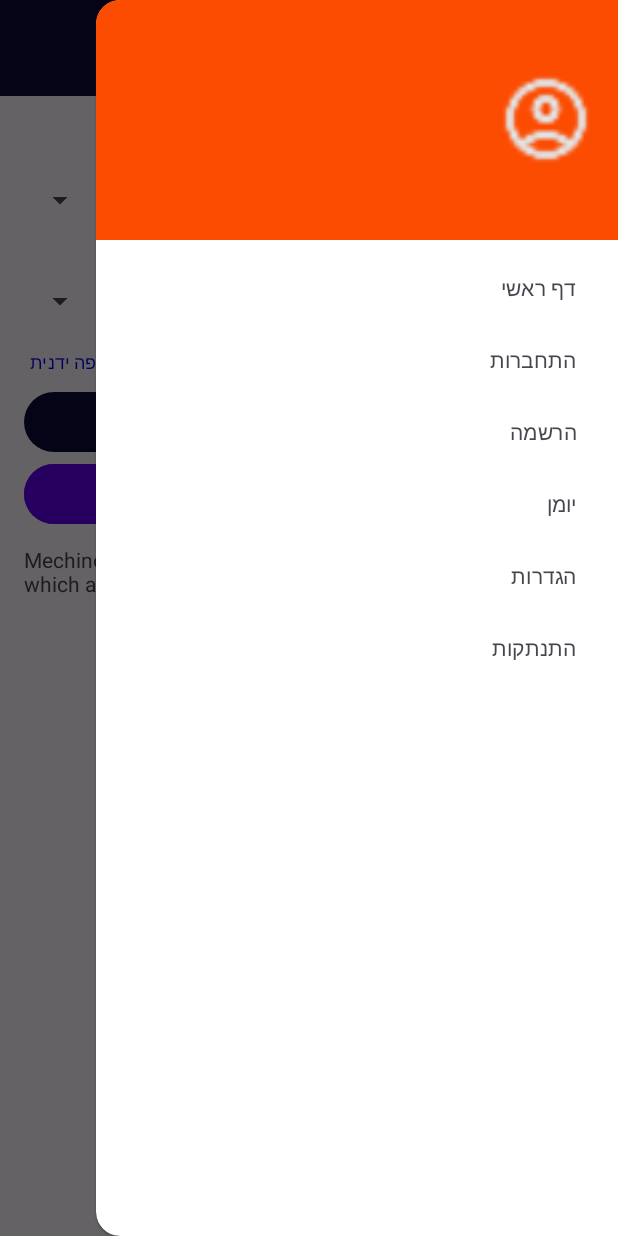
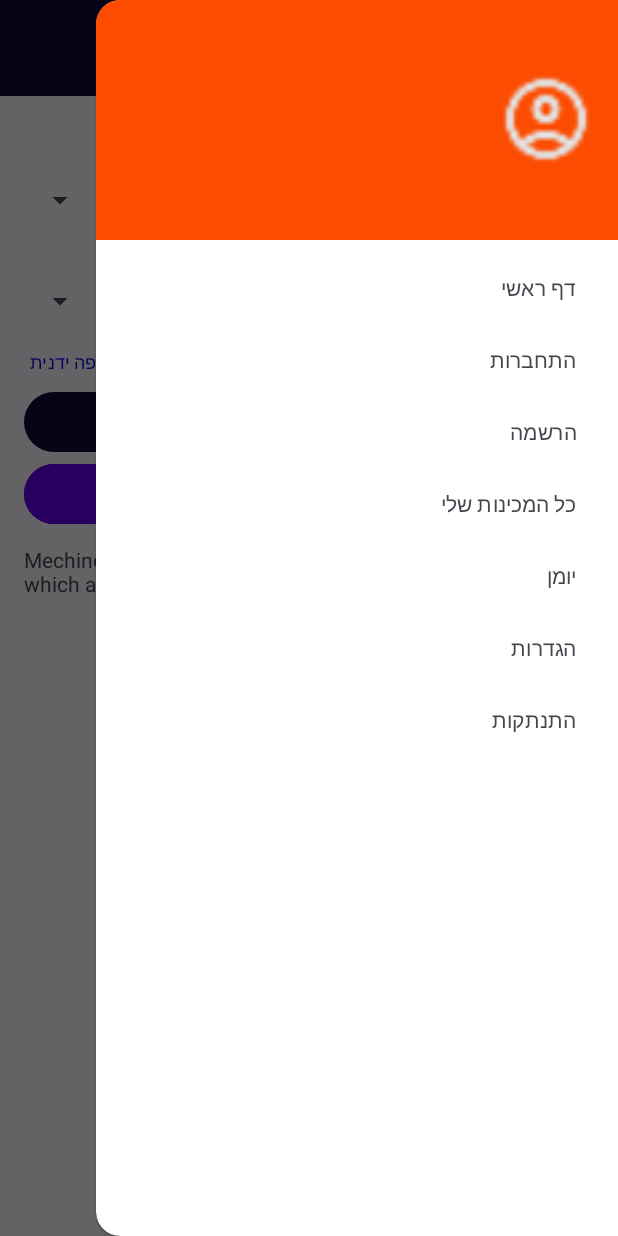
Before and after one commit to sagieCO/MyFirstApplication, an Android app: the CreateMechinaActivity screen opened directly, with no data from a screen before it, with the side drawer open, on a phone screen of 412 x 824 dp. Run offline under Robolectric (Android 15) with nearby library versions, the light colour scheme and no system bars; our stand-ins replace CircleImageView, Firebase (no records; nobody signed in at launch, a user with empty details on screens opened directly).

Commit message:
full map ,json+FireBase

```diff
--- a/app/src/main/AndroidManifest.xml
+++ b/app/src/main/AndroidManifest.xml
@@ -16,6 +16,9 @@
         android:supportsRtl="true"
         android:theme="@style/Theme.MyFirstApplication"
         tools:targetApi="31">
+        <activity
+            android:name=".Activities.FullMapActivity"
+            android:exported="false" />
         <activity
             android:name=".Activities.SettingsActivity"
             android:exported="false" />
--- a/app/src/main/java/com/sagie/myfirstapplication/Activities/BaseActivity.java
+++ b/app/src/main/java/com/sagie/myfirstapplication/Activities/BaseActivity.java
@@ -71,7 +71,11 @@ public class BaseActivity extends AppCompatActivity {
                 startActivity(new Intent(this, LoginActivity.class));
             } else if (id == R.id.btnRegister) {
                 startActivity(new Intent(this, RegisterActivity.class));
-            } else if (id == R.id.btnSetting) {
+            }
+            else if(id == R.id.btnFullMap){
+                startActivity(new Intent(this, FullMapActivity.class));
+            }
+            else if (id == R.id.btnSetting) {
                 startActivity(new Intent(this, SettingsActivity.class));
             } else if (id == R.id.btnLogout) {
                 FirebaseAuth.getInstance().signOut();
--- a/app/src/main/java/com/sagie/myfirstapplication/Activities/CreateMechinaActivity.java
+++ b/app/src/main/java/com/sagie/myfirstapplication/Activities/CreateMechinaActivity.java
@@ -13,6 +13,8 @@ import android.widget.EditText;
 import android.widget.LinearLayout;
 import android.widget.Spinner;
 import android.widget.Toast;
+
+import androidx.annotation.NonNull;
 
 import com.google.android.gms.maps.CameraUpdateFactory;
 import com.google.android.gms.maps.GoogleMap;
@@ -41,7 +43,7 @@ import java.util.Locale;
 public class CreateMechinaActivity extends BaseActivity {
 
     private EditText etMechinaName, etBranch, etAddress;
-    private Button btnPickDate, btnSave;
+    private Button btnPickDate, btnSave,btnDialog;
     private String selectedDate = "";
     private GoogleMap mMap;
     private Spinner spMechinot, spBranches;
@@ -65,7 +67,7 @@ public class CreateMechinaActivity extends BaseActivity {
         etMechinaName = findViewById(R.id.etMechinaName);
         etBranch = findViewById(R.id.etBranch);
         etAddress = findViewById(R.id.etAddress);
-
+        btnDialog = findViewById(R.id.btnManualEntry);
         // הגדרת כיווניות עברית לשדות הראשיים
         etMechinaName.setTextDirection(View.TEXT_DIRECTION_RTL);
         etBranch.setTextDirection(View.TEXT_DIRECTION_RTL);
@@ -76,6 +78,7 @@ public class CreateMechinaActivity extends BaseActivity {
 
         btnPickDate = findViewById(R.id.btnPickDate);
         btnSave = findViewById(R.id.btnSave);
+
     }
 
     private void initMap() {
@@ -86,29 +89,78 @@ public class CreateMechinaActivity extends BaseActivity {
         }
     }
 
+    private List<MechinaEvent> allMechinotEvents = new ArrayList<>();
     private void setupSpinner() {
-        List<String> mechinaNames = new ArrayList<>();
+        allMechinotEvents.clear(); // ניקוי הרשימה לפני טעינה
+
+        // 1. שלב ראשון: טעינה מה-JSON
         try {
             String jsonString = loadJSONFromAsset();
-            if (jsonString == null) return;
-
+            if (jsonString != null) {
                 JSONObject root = new JSONObject(jsonString);
                 JSONArray mechinotArray = root.getJSONArray("mechinot");
 
                 for (int i = 0; i < mechinotArray.length(); i++) {
-                mechinaNames.add(mechinotArray.getJSONObject(i).getString("name"));
+                    JSONObject obj = mechinotArray.getJSONObject(i);
+                    // יוצרים אובייקט זמני עבור ה-Spinner (שם בלבד)
+                    MechinaEvent m = new MechinaEvent();
+                    m.setName(obj.getString("name"));
+                    // כאן ב-JSON יש מערך של שלוחות, אז נשמור רק את השם לצורך ה-Spinner הראשי
+                    allMechinotEvents.add(m);
+                }
+            }
+        } catch (Exception e) {
+            Log.e("JSON_ERROR", "Error loading JSON", e);
         }
 
-            ArrayAdapter<String> adapter = new ArrayAdapter<>(this,
-                    android.R.layout.simple_spinner_item, mechinaNames);
+        // 2. שלב שני: טעינה מה-Firebase (המכינות הידניות)
+        loadManualMechinotFromFirebase();
+    }
+    private void loadManualMechinotFromFirebase() {
+        // מאזין לענף mechinot ב-Firebase
+        FBRef.mechinotRef.addValueEventListener(new com.google.firebase.database.ValueEventListener() {
+            @Override
+            public void onDataChange(@NonNull com.google.firebase.database.DataSnapshot snapshot) {
+                // כדי למנוע כפילויות בכל פעם שהנתונים משתנים, ננקה את מה שהוספנו מה-Firebase
+                // (הדרך הפשוטה ביותר היא לרענן את כל הרשימה מחדש או לבצע ניהול רשימות)
+
+                // נשמור רק את אלו מה-JSON כבסיס
+                int jsonSize = getJSONMechinotCount();
+                if (allMechinotEvents.size() > jsonSize) {
+                    allMechinotEvents.subList(jsonSize, allMechinotEvents.size()).clear();
+                }
+
+                for (com.google.firebase.database.DataSnapshot ds : snapshot.getChildren()) {
+                    MechinaEvent manualMechina = ds.getValue(MechinaEvent.class);
+                    if (manualMechina != null) {
+                        allMechinotEvents.add(manualMechina);
+                    }
+                }
+
+                // עדכון ה-Adapter של ה-Spinner
+                updateMainSpinnerAdapter();
+            }
+            private void updateMainSpinnerAdapter() {
+                List<String> displayNames = new ArrayList<>();
+                for (MechinaEvent m : allMechinotEvents) {
+                    displayNames.add(m.getName());
+                }
+
+                ArrayAdapter<String> adapter = new ArrayAdapter<>(CreateMechinaActivity.this, android.R.layout.simple_spinner_item, displayNames);
                 adapter.setDropDownViewResource(android.R.layout.simple_spinner_dropdown_item);
                 spMechinot.setAdapter(adapter);
-
-        } catch (Exception e) {
-            Log.e("JSON_ERROR", "Error loading mechinot", e);
             }
-
-        findViewById(R.id.btnManualEntry).setOnClickListener(v -> showManualEntryDialog());
+            private int getJSONMechinotCount() {
+                try {
+                    JSONObject root = new JSONObject(loadJSONFromAsset());
+                    return root.getJSONArray("mechinot").length();
+                } catch (Exception e) { return 0; }
+            }
+            @Override
+            public void onCancelled(@NonNull com.google.firebase.database.DatabaseError error) {
+                Log.e("FIREBASE_ERROR", error.getMessage());
+            }
+        });
     }
 
     private void setupListeners() {
@@ -129,60 +181,88 @@ public class CreateMechinaActivity extends BaseActivity {
             @Override
             public void onNothingSelected(AdapterView<?> parent) {}
         });
+        btnDialog.setOnClickListener(new View.OnClickListener() {
+            @Override
+            public void onClick(View v) {
+                showManualEntryDialog();
+            }
+        });
 
         btnPickDate.setOnClickListener(v -> showDatePicker());
         btnSave.setOnClickListener(v -> saveEventToFirebase());
     }
 
     private void loadBranchesForMechina(int mechinaPos) {
+        if (mechinaPos >= allMechinotEvents.size()) return;
+
+        int jsonSize = getJSONMechinotCount();
+        List<String> branchNames = new ArrayList<>();
+
+        if (mechinaPos < jsonSize) {
+            // מקרה א': המכינה מגיעה מה-JSON - טוענים את כל השלוחות שלה מהקובץ
             try {
                 JSONObject root = new JSONObject(loadJSONFromAsset());
                 JSONArray branchesArray = root.getJSONArray("mechinot")
                         .getJSONObject(mechinaPos)
                         .getJSONArray("branches");
 
-            List<String> branchNames = new ArrayList<>();
                 for (int i = 0; i < branchesArray.length(); i++) {
                     branchNames.add(branchesArray.getJSONObject(i).getString("branchName"));
+                }
+            } catch (Exception e) { e.printStackTrace(); }
+        } else {
+            // מקרה ב': המכינה מ-Firebase - היא בעצמה מייצגת שלוחה ספציפית
+            MechinaEvent selectedMechina = allMechinotEvents.get(mechinaPos);
+            String branchName = selectedMechina.getBranch();
+
+            if (branchName == null || branchName.isEmpty()) {
+                branchNames.add("שלוחה ראשית"); // ברירת מחדל אם לא הוזן שם שלוחה
+            } else {
+                branchNames.add(branchName);
+            }
         }
 
         ArrayAdapter<String> adapter = new ArrayAdapter<>(this,
                 android.R.layout.simple_spinner_item, branchNames);
         adapter.setDropDownViewResource(android.R.layout.simple_spinner_dropdown_item);
         spBranches.setAdapter(adapter);
+    }
+    private void updateUIFromSelectedBranch(int mechinaPos, int branchPos) {
+        int jsonSize = getJSONMechinotCount();
 
-        } catch (Exception e) {
-            e.printStackTrace();
+        if (mechinaPos < jsonSize) {
+            // נתונים מה-JSON (הקוד הקיים שלך)
+            try {
+                JSONObject root = new JSONObject(loadJSONFromAsset());
+                JSONObject mechinaObj = root.getJSONArray("mechinot").getJSONObject(mechinaPos);
+                JSONObject branchObj = mechinaObj.getJSONArray("branches").getJSONObject(branchPos);
+
+                etMechinaName.setText(mechinaObj.getString("name"));
+                etBranch.setText(branchObj.getString("branchName"));
+                etAddress.setText(branchObj.getString("location"));
+
+                showLocationOnMap(new GeoPoint(branchObj.getDouble("lat"), branchObj.getDouble("lng")));
+            } catch (Exception e) { Log.e("MAP_UPDATE", "Error", e); }
+        } else {
+            // נתונים מ-Firebase
+            MechinaEvent selected = allMechinotEvents.get(mechinaPos);
+            etMechinaName.setText(selected.getName());
+            etBranch.setText(selected.getBranch());
+            etAddress.setText(selected.getAddress());
+
+            showLocationOnMap(new GeoPoint(selected.getLat(), selected.getLng()));
         }
     }
-
-    private void updateUIFromSelectedBranch(int mechinaPos, int branchPos) {
+    private int getJSONMechinotCount() {
         try {
-            String jsonString = loadJSONFromAsset();
-            JSONObject root = new JSONObject(jsonString);
-            JSONArray mechinotArray = root.getJSONArray("mechinot");
-
-            JSONObject mechina = mechinotArray.getJSONObject(mechinaPos);
-            JSONObject branch = mechina.getJSONArray("branches").getJSONObject(branchPos);
-
-            String address = branch.getString("location");
-            String bName = branch.getString("branchName");
-            String mName = mechina.getString("name");
-
-            etAddress.setText(address);
-            etBranch.setText(bName);
-            etMechinaName.setText(mName);
-
-            double lat = branch.getDouble("lat");
-            double lng = branch.getDouble("lng");
-
-            showLocationOnMap(new GeoPoint(lat, lng));
-
+            String json = loadJSONFromAsset();
+            if (json == null) return 0;
+            JSONObject root = new JSONObject(json);
+            return root.getJSONArray("mechinot").length();
         } catch (Exception e) {
-            Log.e("MAP_UPDATE", "Error updating map", e);
+            return 0;
         }
     }
-
     private void showLocationOnMap(GeoPoint geoPoint) {
         if (mMap == null || geoPoint == null || !geoPoint.isValid()) return;
         LatLng location = new LatLng(geoPoint.latitude, geoPoint.longitude);
@@ -334,20 +414,17 @@ public class CreateMechinaActivity extends BaseActivity {
                 .show();
     }
 
-    /**
-     * פונקציה לשמירת מכינה ידנית תחת ענף mechinot נפרד
-     */
+
     private void saveManualEventToFirebase(String name, String branch, String address, GeoPoint point) {
-        String uniqueKey = FBRef.mechinotRef.getKey();
+        DatabaseReference newMechinaRef = FBRef.mechinotRef.push();
+        String uniqueKey = newMechinaRef.getKey();
 
-        // יצירת אובייקט המכינה
-        MechinaEvent event = new MechinaEvent(uniqueKey, name, branch, selectedDate, address, point.latitude, point.longitude);
+        MechinaEvent event = new MechinaEvent(uniqueKey, name, branch, "", address, point.latitude, point.longitude);
 
         if (uniqueKey != null) {
-            FBRef.mechinotRef.child(uniqueKey).setValue(event)
+            newMechinaRef.setValue(event)
                     .addOnSuccessListener(aVoid -> {
-                        Toast.makeText(CreateMechinaActivity.this, "המכינה נוספה לקטגוריית mechinot בהצלחה!", Toast.LENGTH_SHORT).show();
-                        finish();
+                        Toast.makeText(CreateMechinaActivity.this, "המכינה נוספה למאגר הכללי בהצלחה!", Toast.LENGTH_SHORT).show();
                     })
                     .addOnFailureListener(e -> {
                         Toast.makeText(CreateMechinaActivity.this, "שגיאה בשמירה: " + e.getMessage(), Toast.LENGTH_SHORT).show();
--- a/app/src/main/java/com/sagie/myfirstapplication/MechinaEvent.java
+++ b/app/src/main/java/com/sagie/myfirstapplication/MechinaEvent.java
@@ -1,20 +1,17 @@
 package com.sagie.myfirstapplication;
 
+public class MechinaEvent {
+    public String eventId;
+    public String mechinaName; // אנחנו שומרים על השם הזה כפי שביקשת
+    public String branch;
+    public String date;
+    public String address;
+    public double lat;
+    public double lng;
 
-public class MechinaEvent {
-    public String eventId;     // מזהה ייחודי מ-Firebase
-    public String mechinaName; // שם המכינה
-    public String branch;      // שלוחה
-    public String date;        // תאריך המיון (בפורמט DD/MM/YYYY)
-    public String address;     // כתובת
-    public double lat;         // קווי רוחב למפה
-    public double lng;         // קווי אורך למפה
-
-    // קונסטרקטור ריק - חובה עבור Firebase כדי להמיר JSON לאובייקט Java
     public MechinaEvent() {
     }
 
-    // קונסטרקטור מלא ליצירת אירוע חדש בקוד
     public MechinaEvent(String eventId, String mechinaName, String branch, String date, String address, double lat, double lng) {
         this.eventId = eventId;
         this.mechinaName = mechinaName;
@@ -25,7 +22,26 @@ public class MechinaEvent {
         this.lng = lng;
     }
 
-    // מתודות עזר (אופציונליות) לעדכון ידני של מיקום
+    // --- אלו הפונקציות שחסרו לך כדי שה-Activity יעבוד ---
+
+    // כשמישהו קורא ל-getName, הוא יקבל את mechinaName
+    public String getName() {
+        return mechinaName;
+    }
+    public double getLat(){
+        return this.lat;
+    }
+
+    public double getLng() {
+        return this.lng;
+    }
+
+    // כשמישהו קורא ל-setName, זה יעדכן את mechinaName
+    public void setName(String name) {
+        this.mechinaName = name;
+    }
+
+    // שאר ה-Setters למיקום (כבר היו לך, השארתי אותם)
     public void setLat(double lat) {
         this.lat = lat;
     }
@@ -33,4 +49,8 @@ public class MechinaEvent {
     public void setLng(double lng) {
         this.lng = lng;
     }
+
+    // מומלץ להוסיף גם Getters לשאר השדות כדי שפיירבייס ימשוך אותם בקלות
+    public String getBranch() { return branch; }
+    public String getAddress() { return address; }
 }
--- a/app/src/main/res/menu/side_menu.xml
+++ b/app/src/main/res/menu/side_menu.xml
@@ -17,10 +17,12 @@
         android:title="הרשמה" />
 
     <item
+        android:id="@+id/btnFullMap"
+        android:title="כל המכינות שלי" />
+
+    <item
         android:id="@+id/brnCalender"
         android:title="יומן" />
-
-
 
     <item
         android:id="@+id/btnSetting"
```
Also changed, not shown: app/src/main/java/com/sagie/myfirstapplication/Activities/FullMapActivity.java (added, +92 -0 lines), app/src/main/java/com/sagie/myfirstapplication/Activities/RegisterActivity.java (+3 -17 lines), app/src/main/res/layout/activity_full_map.xml (added, +20 -0 lines). Lines whose indentation alone changed are shown as unchanged.
